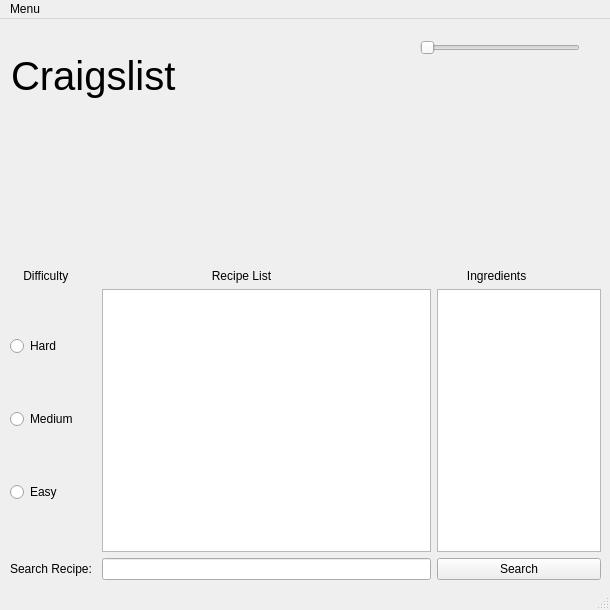
First picture: the form in mainwindow.ui, repository CraigPhayer/CS4076-Qt-project, before the edit.
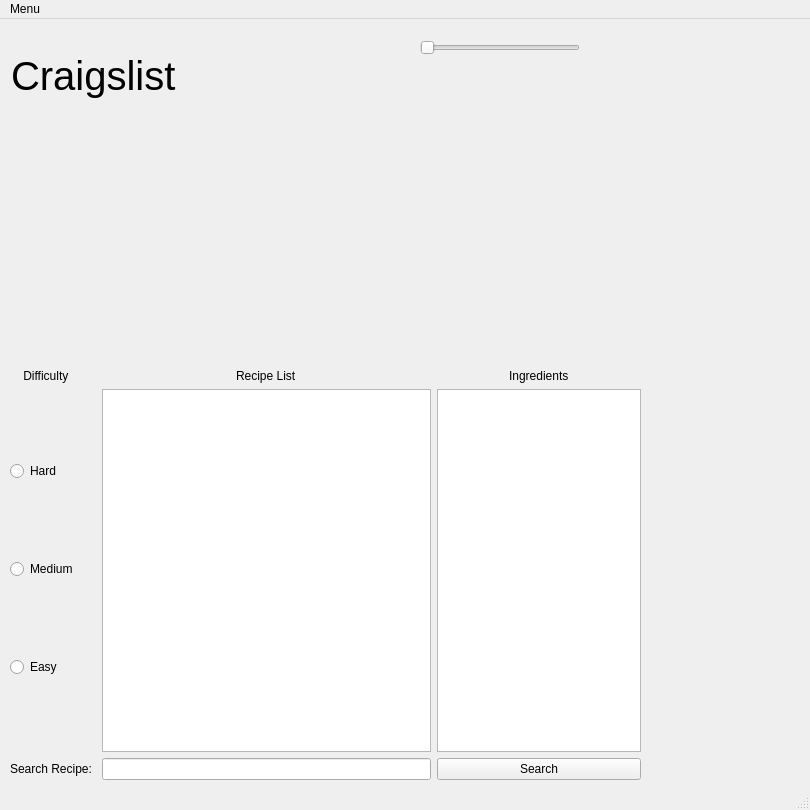
Second picture: the form after the edit.

Commit message: appending instructions method works, need to format ingredients box, then creating all recipes

The edit to the form file:
```diff
--- a/mainwindow.ui
+++ b/mainwindow.ui
@@ -6,20 +6,20 @@
    <rect>
     <x>0</x>
     <y>0</y>
-    <width>610</width>
-    <height>610</height>
+    <width>810</width>
+    <height>810</height>
    </rect>
   </property>
   <property name="minimumSize">
    <size>
-    <width>610</width>
-    <height>610</height>
+    <width>810</width>
+    <height>810</height>
    </size>
   </property>
   <property name="maximumSize">
    <size>
-    <width>610</width>
-    <height>610</height>
+    <width>810</width>
+    <height>810</height>
    </size>
   </property>
   <property name="windowTitle">
@@ -48,9 +48,9 @@
     <property name="geometry">
      <rect>
       <x>10</x>
-      <y>250</y>
-      <width>591</width>
-      <height>311</height>
+      <y>350</y>
+      <width>631</width>
+      <height>411</height>
      </rect>
     </property>
     <layout class="QVBoxLayout" name="verticalLayout">
@@ -124,10 +124,10 @@
        </item>
        <item row="0" column="1">
         <layout class="QGridLayout" name="gridLayout_2">
-         <item row="0" column="0">
+         <item row="0" column="0" alignment="Qt::AlignHCenter">
           <widget class="QLabel" name="label_3">
            <property name="text">
-            <string>                                 Recipe List</string>
+            <string>Recipe List</string>
            </property>
           </widget>
          </item>
@@ -135,10 +135,10 @@
        </item>
        <item row="0" column="2">
         <layout class="QGridLayout" name="gridLayout_3">
-         <item row="0" column="0">
+         <item row="0" column="0" alignment="Qt::AlignHCenter">
           <widget class="QLabel" name="label_5">
            <property name="text">
-            <string>         Ingredients</string>
+            <string>Ingredients</string>
            </property>
           </widget>
          </item>
@@ -168,8 +168,8 @@
     <rect>
      <x>0</x>
      <y>0</y>
-     <width>610</width>
-     <height>25</height>
+     <width>810</width>
+     <height>21</height>
     </rect>
    </property>
    <widget class="QMenu" name="menuMenu">
```
The commit also changes 8 other files.
